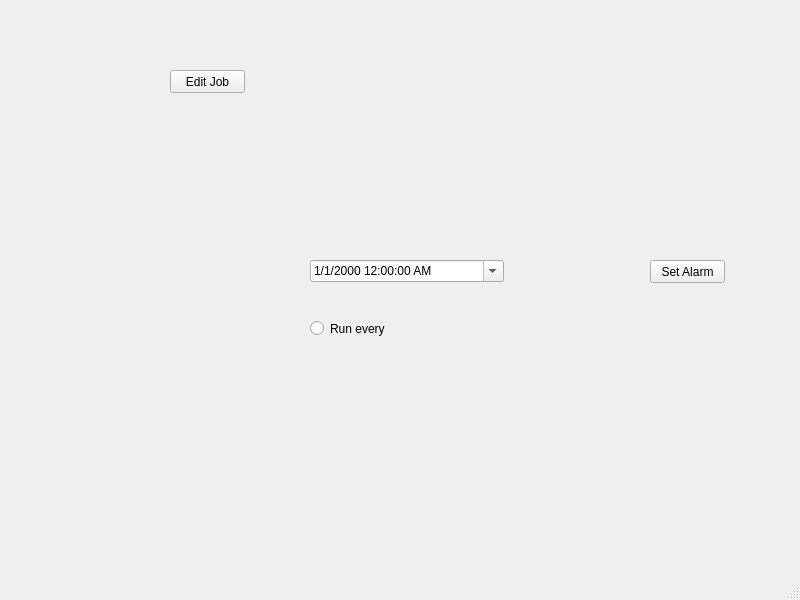
Before: the Qt Designer form MainWindow.ui in KivlanRB/GoldenRetriever, drawn with Qt 5.
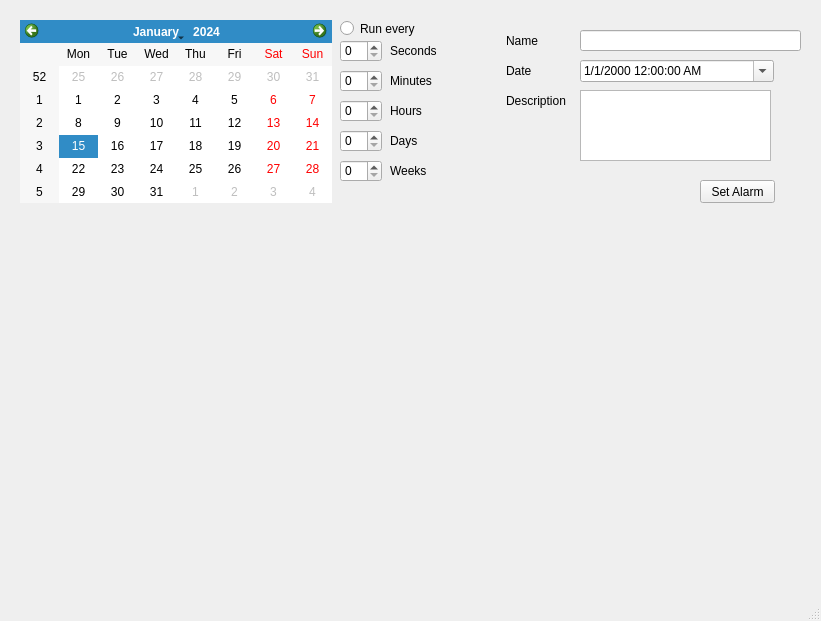
After: the same form once the commit is applied.

Commit message: Made GUI more responsive and less static

What changed in the file:
```diff
--- a/MainWindow.ui
+++ b/MainWindow.ui
@@ -6,8 +6,8 @@
    <rect>
     <x>0</x>
     <y>0</y>
-    <width>800</width>
-    <height>600</height>
+    <width>821</width>
+    <height>621</height>
    </rect>
   </property>
   <property name="windowTitle">
@@ -17,8 +17,8 @@
    <widget class="QPushButton" name="setAlarmButton">
     <property name="geometry">
      <rect>
-      <x>650</x>
-      <y>260</y>
+      <x>700</x>
+      <y>180</y>
       <width>75</width>
       <height>23</height>
      </rect>
@@ -30,8 +30,8 @@
    <widget class="QDateTimeEdit" name="dateTimeEdit">
     <property name="geometry">
      <rect>
-      <x>310</x>
-      <y>260</y>
+      <x>580</x>
+      <y>60</y>
       <width>194</width>
       <height>22</height>
      </rect>
@@ -46,8 +46,8 @@
    <widget class="QRadioButton" name="radioButton">
     <property name="geometry">
      <rect>
-      <x>310</x>
-      <y>320</y>
+      <x>340</x>
+      <y>20</y>
       <width>82</width>
       <height>17</height>
      </rect>
@@ -56,17 +56,233 @@
      <string>Run every</string>
     </property>
    </widget>
-   <widget class="QPushButton" name="editJobButton">
+   <widget class="QCalendarWidget" name="calendarWidget">
     <property name="geometry">
      <rect>
-      <x>170</x>
+      <x>20</x>
+      <y>20</y>
+      <width>312</width>
+      <height>183</height>
+     </rect>
+    </property>
+   </widget>
+   <widget class="QLabel" name="label">
+    <property name="geometry">
+     <rect>
+      <x>506</x>
+      <y>60</y>
+      <width>61</width>
+      <height>21</height>
+     </rect>
+    </property>
+    <property name="text">
+     <string>Date</string>
+    </property>
+   </widget>
+   <widget class="QLabel" name="label_2">
+    <property name="geometry">
+     <rect>
+      <x>506</x>
+      <y>30</y>
+      <width>61</width>
+      <height>21</height>
+     </rect>
+    </property>
+    <property name="text">
+     <string>Name</string>
+    </property>
+   </widget>
+   <widget class="QPlainTextEdit" name="jobDescEdit">
+    <property name="geometry">
+     <rect>
+      <x>580</x>
+      <y>90</y>
+      <width>191</width>
+      <height>71</height>
+     </rect>
+    </property>
+   </widget>
+   <widget class="QLabel" name="label_9">
+    <property name="geometry">
+     <rect>
+      <x>506</x>
+      <y>90</y>
+      <width>61</width>
+      <height>21</height>
+     </rect>
+    </property>
+    <property name="text">
+     <string>Description</string>
+    </property>
+   </widget>
+   <widget class="QSpinBox" name="minutesSpinBox">
+    <property name="geometry">
+     <rect>
+      <x>340</x>
       <y>70</y>
-      <width>75</width>
-      <height>23</height>
+      <width>42</width>
+      <height>22</height>
      </rect>
     </property>
+    <property name="minimum">
+     <number>0</number>
+    </property>
+    <property name="maximum">
+     <number>99</number>
+    </property>
+    <property name="value">
+     <number>0</number>
+    </property>
+   </widget>
+   <widget class="QLabel" name="label_3">
+    <property name="geometry">
+     <rect>
+      <x>390</x>
+      <y>70</y>
+      <width>47</width>
+      <height>21</height>
+     </rect>
+    </property>
     <property name="text">
-     <string>Edit Job</string>
+     <string>Minutes</string>
+    </property>
+   </widget>
+   <widget class="QLabel" name="label_4">
+    <property name="geometry">
+     <rect>
+      <x>390</x>
+      <y>100</y>
+      <width>47</width>
+      <height>21</height>
+     </rect>
+    </property>
+    <property name="text">
+     <string>Hours</string>
+    </property>
+   </widget>
+   <widget class="QLabel" name="label_5">
+    <property name="geometry">
+     <rect>
+      <x>390</x>
+      <y>130</y>
+      <width>47</width>
+      <height>21</height>
+     </rect>
+    </property>
+    <property name="text">
+     <string>Days</string>
+    </property>
+   </widget>
+   <widget class="QLabel" name="label_6">
+    <property name="geometry">
+     <rect>
+      <x>390</x>
+      <y>160</y>
+      <width>47</width>
+      <height>21</height>
+     </rect>
+    </property>
+    <property name="text">
+     <string>Weeks</string>
+    </property>
+   </widget>
+   <widget class="QSpinBox" name="hoursSpinBox">
+    <property name="geometry">
+     <rect>
+      <x>340</x>
+      <y>100</y>
+      <width>42</width>
+      <height>22</height>
+     </rect>
+    </property>
+    <property name="minimum">
+     <number>0</number>
+    </property>
+    <property name="maximum">
+     <number>99</number>
+    </property>
+    <property name="value">
+     <number>0</number>
+    </property>
+   </widget>
+   <widget class="QSpinBox" name="daysSpinBox">
+    <property name="geometry">
+     <rect>
+      <x>340</x>
+      <y>130</y>
+      <width>42</width>
+      <height>22</height>
+     </rect>
+    </property>
+    <property name="minimum">
+     <number>0</number>
+    </property>
+    <property name="maximum">
+     <number>99</number>
+    </property>
+    <property name="value">
+     <number>0</number>
+    </property>
+   </widget>
+   <widget class="QSpinBox" name="weeksSpinBox">
+    <property name="geometry">
+     <rect>
+      <x>340</x>
+      <y>160</y>
+      <width>42</width>
+      <height>22</height>
+     </rect>
+    </property>
+    <property name="minimum">
+     <number>0</number>
+    </property>
+    <property name="maximum">
+     <number>99</number>
+    </property>
+    <property name="value">
+     <number>0</number>
+    </property>
+   </widget>
+   <widget class="QSpinBox" name="secondsSpinBox">
+    <property name="geometry">
+     <rect>
+      <x>340</x>
+      <y>40</y>
+      <width>42</width>
+      <height>22</height>
+     </rect>
+    </property>
+    <property name="minimum">
+     <number>0</number>
+    </property>
+    <property name="maximum">
+     <number>99</number>
+    </property>
+    <property name="value">
+     <number>0</number>
+    </property>
+   </widget>
+   <widget class="QLabel" name="label_8">
+    <property name="geometry">
+     <rect>
+      <x>390</x>
+      <y>40</y>
+      <width>47</width>
+      <height>21</height>
+     </rect>
+    </property>
+    <property name="text">
+     <string>Seconds</string>
+    </property>
+   </widget>
+   <widget class="QLineEdit" name="jobNameEdit">
+    <property name="geometry">
+     <rect>
+      <x>580</x>
+      <y>30</y>
+      <width>221</width>
+      <height>21</height>
+     </rect>
     </property>
    </widget>
   </widget>
```
Left out of the diff: 4 changed lines with no effect on the pictures. The commit also changes 1 other file.
